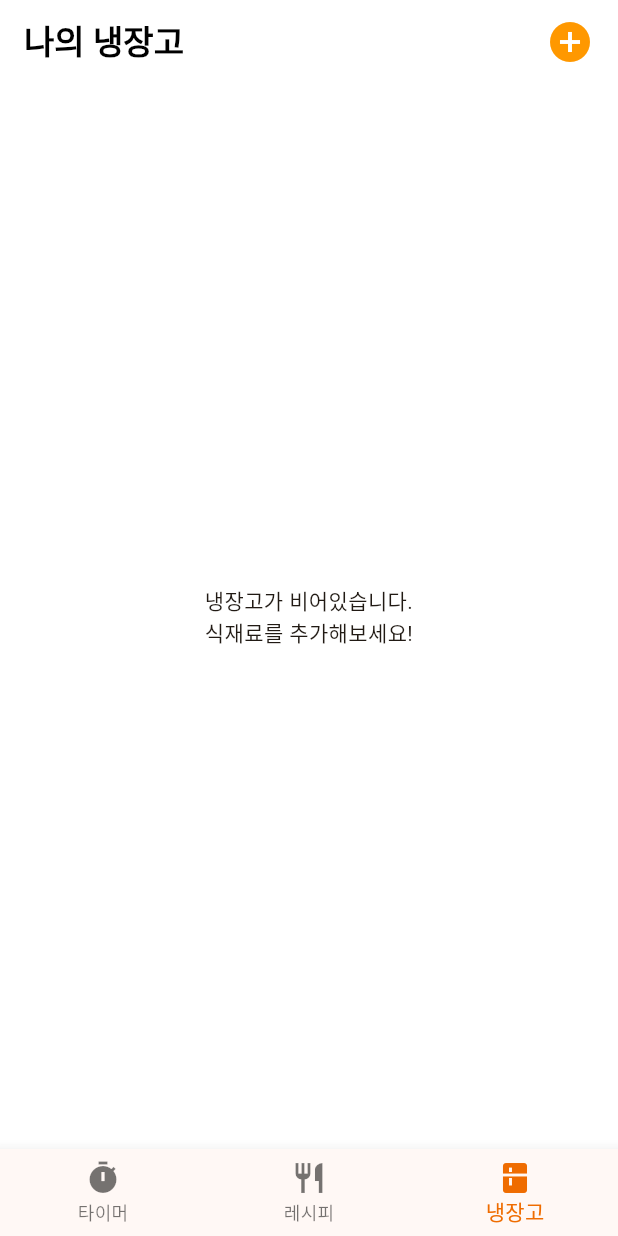
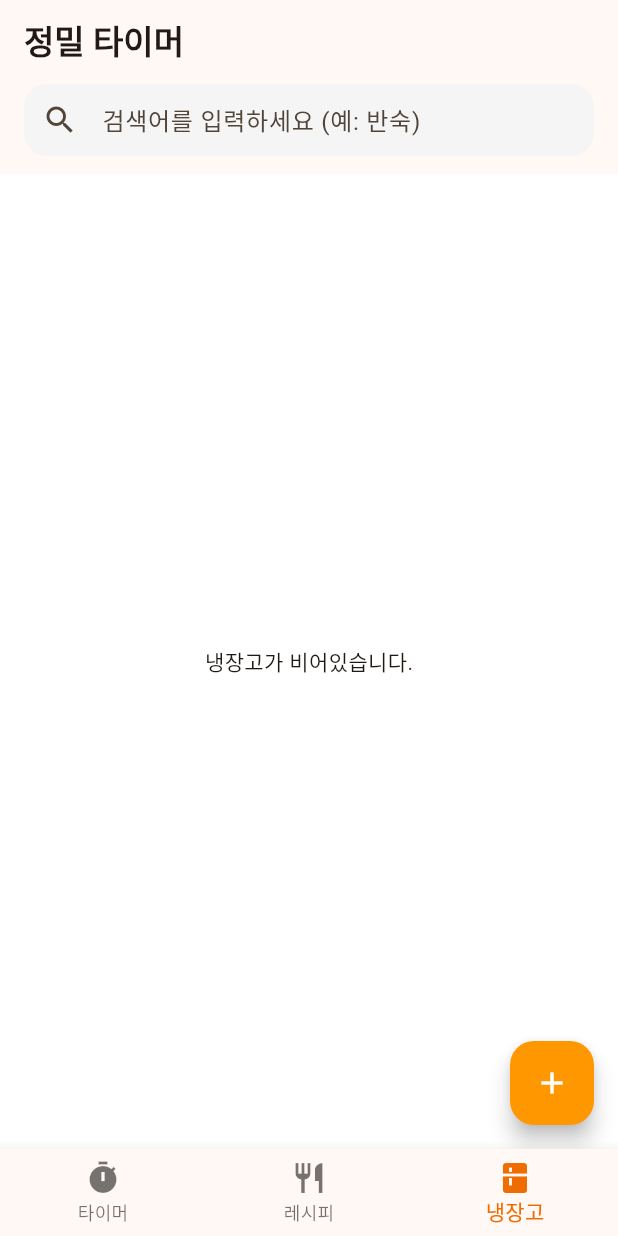
Before and after one commit to Sinyoog/solocook, a Flutter app: the screen it shows after launch, item 3 of the bottom bar chosen, on a phone screen of 412 x 824 dp. Run offline on Flutter 3.47's test engine with Material 3 defaults, Android fonts, the phone set to English and light mode, and no system bars; our stand-ins replace flutter_local_notifications, image_picker, sqflite, sqflite_common_ffi, timezone; missing offline and left inert: google_mlkit_text_recognition; accounts and stored records are empty.

Commit message:
0.2.0: 냉장고 식재료 검색 기능 추가

```diff
--- a/lib/screens/fridge_screen.dart
+++ b/lib/screens/fridge_screen.dart
@@ -1,13 +1,14 @@
 import 'package:flutter/material.dart';
 import 'package:image_picker/image_picker.dart';
-import 'dart:io';
 import '../services/text_recognition_service.dart';
 import '../services/database_service.dart';
 import '../models/food_model.dart';
 import '../services/notification_service.dart';
 
 class FridgeScreen extends StatefulWidget {
-  const FridgeScreen({super.key});
+  final String searchQuery;
+
+  const FridgeScreen({super.key, required this.searchQuery});
 
   @override
   State<FridgeScreen> createState() => _FridgeScreenState();
@@ -27,7 +28,6 @@ class _FridgeScreenState extends State<FridgeScreen> {
   }
 
   void _refreshFoodList() {
-    // [개선] 데이터 로딩 중임을 알리고 새로운 Future를 할당합니다.
     setState(() {
       _foodListFuture = _dbService.getFoods();
     });
@@ -46,7 +46,7 @@ class _FridgeScreenState extends State<FridgeScreen> {
 
     showDialog(
       context: context,
-      barrierDismissible: false, // 실수로 닫히는 것 방지
+      barrierDismissible: false,
       builder: (context) => StatefulBuilder(
         builder: (context, setDialogState) => AlertDialog(
           shape: RoundedRectangleBorder(borderRadius: BorderRadius.circular(20)),
@@ -105,7 +105,6 @@ class _FridgeScreenState extends State<FridgeScreen> {
                 ElevatedButton(
                   onPressed: () async {
                     if (nameController.text.isNotEmpty && dateController.text.length >= 6) {
-                      // [수정] 저장이 완료될 때까지 기다린 후 팝업을 닫습니다.
                       await _saveFood(nameController.text, dateController.text, tempAlarmOn);
                       if (context.mounted) Navigator.pop(context);
                     }
@@ -124,7 +123,6 @@ class _FridgeScreenState extends State<FridgeScreen> {
     );
   }
 
-  // [중요] Future<void>로 변경하여 호출하는 곳에서 기다릴 수 있게 합니다.
   Future<void> _saveFood(String name, String dateStr, bool alarmOn) async {
     try {
       String cleanDate = dateStr.replaceAll(RegExp(r'[^0-9]'), '');
@@ -140,7 +138,6 @@ class _FridgeScreenState extends State<FridgeScreen> {
 
       DateTime expiry = DateTime.parse(formattedDate);
 
-      // 1. DB 저장 완료 대기
       await _dbService.insertFood(FoodModel(
         name: name,
         expiryDate: expiry,
@@ -148,7 +145,6 @@ class _FridgeScreenState extends State<FridgeScreen> {
         category: '기타',
       ));
 
-      // 2. 알람 예약 (에러가 나도 저장은 유지되도록 try-catch 분리 가능)
       try {
         if (alarmOn) {
           final notificationDate = expiry.subtract(const Duration(days: 1));
@@ -164,10 +160,9 @@ class _FridgeScreenState extends State<FridgeScreen> {
           }
         }
       } catch (e) {
-        debugPrint("알림 예약 실패(무시가능): $e");
+        debugPrint("알림 예약 실패: $e");
       }
 
-      // 3. UI 즉시 갱신
       _refreshFoodList();
 
       if (mounted) {
@@ -189,20 +184,6 @@ class _FridgeScreenState extends State<FridgeScreen> {
   Widget build(BuildContext context) {
     return Scaffold(
       backgroundColor: Colors.white,
-      appBar: AppBar(
-        title: const Text("나의 냉장고", style: TextStyle(fontWeight: FontWeight.bold)),
-        centerTitle: false,
-        elevation: 0,
-        backgroundColor: Colors.white,
-        foregroundColor: Colors.black,
-        actions: [
-          IconButton(
-            onPressed: _showManualInputDialog,
-            icon: const Icon(Icons.add_circle, color: Colors.orange, size: 32),
-          ),
-          const SizedBox(width: 8),
-        ],
-      ),
       body: FutureBuilder<List<FoodModel>>(
         future: _foodListFuture,
         builder: (context, snapshot) {
@@ -210,15 +191,23 @@ class _FridgeScreenState extends State<FridgeScreen> {
             return const Center(child: CircularProgressIndicator(color: Colors.orange));
           }
           if (!snapshot.hasData || snapshot.data!.isEmpty) {
-            return const Center(
-              child: Text("냉장고가 비어있습니다.\n식재료를 추가해보세요!", textAlign: TextAlign.center),
-            );
+            return const Center(child: Text("냉장고가 비어있습니다."));
           }
+
+          // 검색어로 필터링 적용
+          final filteredFoods = snapshot.data!.where((food) {
+            return food.name.contains(widget.searchQuery);
+          }).toList();
+
+          if (filteredFoods.isEmpty) {
+            return const Center(child: Text("검색 결과가 없습니다."));
+          }
+
           return ListView.builder(
             padding: const EdgeInsets.symmetric(vertical: 10),
-            itemCount: snapshot.data!.length,
+            itemCount: filteredFoods.length,
             itemBuilder: (context, index) {
-              final food = snapshot.data![index];
+              final food = filteredFoods[index];
               return Card(
                 margin: const EdgeInsets.symmetric(horizontal: 16, vertical: 6),
                 elevation: 1,
@@ -241,6 +230,11 @@ class _FridgeScreenState extends State<FridgeScreen> {
           );
         },
       ),
+      floatingActionButton: FloatingActionButton(
+        onPressed: _showManualInputDialog,
+        backgroundColor: Colors.orange,
+        child: const Icon(Icons.add, color: Colors.white),
+      ),
     );
   }
 
@@ -257,7 +251,7 @@ class _FridgeScreenState extends State<FridgeScreen> {
     return Container(
       padding: const EdgeInsets.symmetric(horizontal: 12, vertical: 6),
       decoration: BoxDecoration(
-        color: color.withOpacity(0.1),
+        color: color.withValues(alpha: 0.1),
         borderRadius: BorderRadius.circular(20),
       ),
       child: Text(
--- a/lib/screens/main_screen.dart
+++ b/lib/screens/main_screen.dart
@@ -12,11 +12,45 @@ class MainScreen extends StatefulWidget {
 
 class _MainScreenState extends State<MainScreen> {
   int _currentIndex = 0;
-  final List<Widget> _pages = [const TimerScreen(), const RecipeScreen(), const FridgeScreen()];
+  String _searchQuery = ""; // 검색어 상태 관리
 
   @override
   Widget build(BuildContext context) {
+    // 현재 검색어를 각 화면에 전달
+    final List<Widget> _pages = [
+      TimerScreen(searchQuery: _searchQuery),
+      RecipeScreen(searchQuery: _searchQuery),
+      FridgeScreen(searchQuery: _searchQuery),
+    ];
+
     return Scaffold(
+      appBar: AppBar(
+        title: const Text("정밀 타이머", style: TextStyle(fontWeight: FontWeight.bold)),
+        bottom: PreferredSize(
+          preferredSize: const Size.fromHeight(60),
+          child: Padding(
+            padding: const EdgeInsets.fromLTRB(16, 0, 16, 12),
+            child: TextField(
+              onChanged: (value) {
+                setState(() {
+                  _searchQuery = value; // 타핑할 때마다 검색어 업데이트
+                });
+              },
+              decoration: InputDecoration(
+                hintText: "검색어를 입력하세요 (예: 반숙)",
+                prefixIcon: const Icon(Icons.search),
+                filled: true,
+                fillColor: Colors.grey[100],
+                contentPadding: const EdgeInsets.symmetric(vertical: 0),
+                border: OutlineInputBorder(
+                  borderRadius: BorderRadius.circular(15),
+                  borderSide: BorderSide.none,
+                ),
+              ),
+            ),
+          ),
+        ),
+      ),
       body: _pages[_currentIndex],
       bottomNavigationBar: BottomNavigationBar(
         currentIndex: _currentIndex,
```
Also changed, not shown: lib/screens/recipe_screen.dart (+15 -9 lines), lib/screens/timer_screen.dart (+15 -8 lines).
